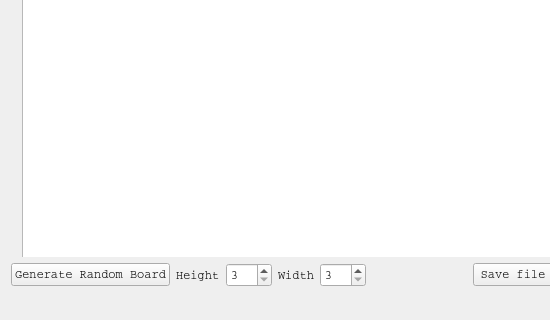
This is Kakuro/mainwindow.ui in ransty/Kakuro as Qt 5 draws it before an edit; both pictures show x 0 to 550 and y 330 to 650 of the 650 by 650 pixel window. The edited form follows.
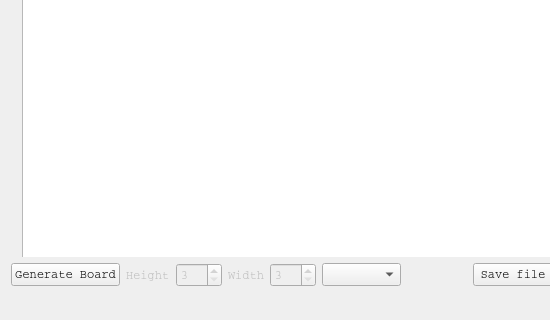
This is the edited form.

Commit message: Commented out the code for random generation Added three board sizes Disabled the height and width spin boxes Added a combo box for selecting the board sizes

```diff
--- a/Kakuro/mainwindow.ui
+++ b/Kakuro/mainwindow.ui
@@ -189,12 +189,15 @@
       <item>
        <widget class="QPushButton" name="RandomNumbers">
         <property name="text">
-         <string>Generate Random Board</string>
+         <string>Generate Board</string>
         </property>
        </widget>
       </item>
       <item>
        <widget class="QLabel" name="heightLabel">
+        <property name="enabled">
+         <bool>false</bool>
+        </property>
         <property name="text">
          <string>Height</string>
         </property>
@@ -202,16 +205,28 @@
       </item>
       <item>
        <widget class="QSpinBox" name="heightSpinBox">
+        <property name="enabled">
+         <bool>false</bool>
+        </property>
         <property name="minimum">
          <number>3</number>
         </property>
         <property name="maximum">
          <number>15</number>
         </property>
+        <property name="singleStep">
+         <number>1</number>
+        </property>
+        <property name="value">
+         <number>3</number>
+        </property>
        </widget>
       </item>
       <item>
        <widget class="QLabel" name="widthLabel">
+        <property name="enabled">
+         <bool>false</bool>
+        </property>
         <property name="text">
          <string>Width</string>
         </property>
@@ -219,11 +234,30 @@
       </item>
       <item>
        <widget class="QSpinBox" name="widthSpinBox">
+        <property name="enabled">
+         <bool>false</bool>
+        </property>
         <property name="minimum">
          <number>3</number>
         </property>
         <property name="maximum">
          <number>15</number>
+        </property>
+        <property name="singleStep">
+         <number>1</number>
+        </property>
+        <property name="value">
+         <number>3</number>
+        </property>
+       </widget>
+      </item>
+      <item>
+       <widget class="QComboBox" name="boardSize">
+        <property name="currentText">
+         <string/>
+        </property>
+        <property name="maxVisibleItems">
+         <number>3</number>
         </property>
        </widget>
       </item>
```
The commit also changes 1 other file.
